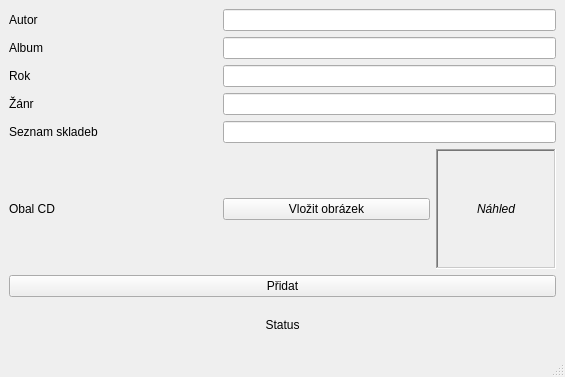
This is mainwindow.ui in Lolcoman/CD_records as Qt 5 draws it before an edit. The edited form follows.
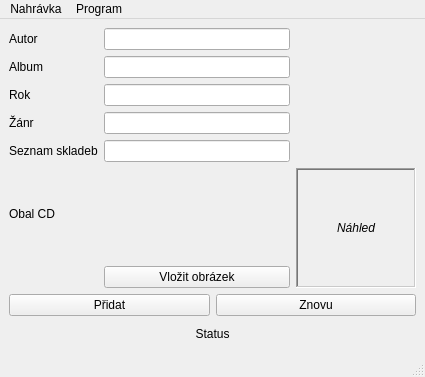
This is the edited form. Icons and pictures are not drawn.

```diff
--- a/mainwindow.ui
+++ b/mainwindow.ui
@@ -6,7 +6,7 @@
    <rect>
     <x>0</x>
     <y>0</y>
-    <width>565</width>
+    <width>425</width>
     <height>377</height>
    </rect>
   </property>
@@ -14,68 +14,42 @@
    <string>MainWindow</string>
   </property>
   <widget class="QWidget" name="centralwidget">
-   <layout class="QVBoxLayout" name="verticalLayout_2">
-    <item>
+   <layout class="QGridLayout" name="gridLayout_3">
+    <item row="0" column="0">
      <layout class="QVBoxLayout" name="verticalLayout">
       <item>
+       <layout class="QGridLayout" name="gridLayout_2">
+        <item row="0" column="0" colspan="2">
        <layout class="QGridLayout" name="gridLayout">
-        <item row="4" column="0">
-         <widget class="QLabel" name="label_5">
-          <property name="text">
-           <string>Seznam skladeb</string>
-          </property>
-         </widget>
-        </item>
-        <item row="5" column="0">
-         <widget class="QLabel" name="label_6">
-          <property name="text">
-           <string>Obal CD</string>
-          </property>
-         </widget>
-        </item>
-        <item row="3" column="1" colspan="2">
-         <widget class="QLineEdit" name="genreLineEdit"/>
-        </item>
-        <item row="3" column="0">
-         <widget class="QLabel" name="label_4">
-          <property name="text">
-           <string>Žánr</string>
-          </property>
-         </widget>
-        </item>
-        <item row="5" column="1">
-         <widget class="QPushButton" name="bookletButton">
-          <property name="text">
-           <string>Vložit obrázek</string>
-          </property>
-         </widget>
-        </item>
-        <item row="1" column="1" colspan="2">
-         <widget class="QLineEdit" name="albumLineEdit"/>
-        </item>
         <item row="0" column="0">
          <widget class="QLabel" name="label">
+            <property name="maximumSize">
+             <size>
+              <width>100</width>
+              <height>16777215</height>
+             </size>
+            </property>
           <property name="text">
            <string>Autor</string>
           </property>
          </widget>
         </item>
-        <item row="0" column="1" colspan="2">
-         <widget class="QLineEdit" name="autorLineEdit"/>
-        </item>
-        <item row="2" column="1" colspan="2">
-         <widget class="QLineEdit" name="yearLineEdit">
-          <property name="inputMethodHints">
-           <set>Qt::ImhNone</set>
+          <item row="0" column="1">
+           <widget class="QLineEdit" name="autorLineEdit">
+            <property name="maximumSize">
+             <size>
+              <width>250</width>
+              <height>16777215</height>
+             </size>
+            </property>
+            <property name="inputMask">
+             <string/>
           </property>
           <property name="maxLength">
            <number>4</number>
           </property>
          </widget>
         </item>
-        <item row="4" column="1" colspan="2">
-         <widget class="QLineEdit" name="playlistLineEdit"/>
-        </item>
         <item row="1" column="0">
          <widget class="QLabel" name="label_2">
           <property name="text">
@@ -83,6 +57,19 @@
           </property>
          </widget>
         </item>
+          <item row="1" column="1">
+           <widget class="QLineEdit" name="albumLineEdit">
+            <property name="maximumSize">
+             <size>
+              <width>250</width>
+              <height>16777215</height>
+             </size>
+            </property>
+            <property name="maxLength">
+             <number>50</number>
+            </property>
+           </widget>
+          </item>
         <item row="2" column="0">
          <widget class="QLabel" name="label_3">
           <property name="text">
@@ -90,7 +77,85 @@
           </property>
          </widget>
         </item>
-        <item row="5" column="2">
+          <item row="2" column="1">
+           <widget class="QLineEdit" name="yearLineEdit">
+            <property name="maximumSize">
+             <size>
+              <width>250</width>
+              <height>16777215</height>
+             </size>
+            </property>
+            <property name="toolTip">
+             <string>Musí být číslo</string>
+            </property>
+            <property name="inputMethodHints">
+             <set>Qt::ImhNone</set>
+            </property>
+            <property name="inputMask">
+             <string/>
+            </property>
+            <property name="text">
+             <string/>
+            </property>
+            <property name="maxLength">
+             <number>32767</number>
+            </property>
+            <property name="frame">
+             <bool>true</bool>
+            </property>
+            <property name="cursorPosition">
+             <number>0</number>
+            </property>
+           </widget>
+          </item>
+          <item row="3" column="0">
+           <widget class="QLabel" name="label_4">
+            <property name="text">
+             <string>Žánr</string>
+            </property>
+           </widget>
+          </item>
+          <item row="3" column="1">
+           <widget class="QLineEdit" name="genreLineEdit">
+            <property name="maximumSize">
+             <size>
+              <width>250</width>
+              <height>16777215</height>
+             </size>
+            </property>
+            <property name="maxLength">
+             <number>50</number>
+            </property>
+           </widget>
+          </item>
+          <item row="4" column="0">
+           <widget class="QLabel" name="label_5">
+            <property name="text">
+             <string>Seznam skladeb</string>
+            </property>
+           </widget>
+          </item>
+          <item row="4" column="1">
+           <widget class="QLineEdit" name="playlistLineEdit">
+            <property name="maximumSize">
+             <size>
+              <width>250</width>
+              <height>16777215</height>
+             </size>
+            </property>
+            <property name="maxLength">
+             <number>50</number>
+            </property>
+           </widget>
+          </item>
+          <item row="5" column="0">
+           <widget class="QLabel" name="label_6">
+            <property name="text">
+             <string>Obal CD</string>
+            </property>
+           </widget>
+          </item>
+          <item row="5" column="2" rowspan="2">
          <widget class="QLabel" name="bookletLabel">
           <property name="sizePolicy">
            <sizepolicy hsizetype="Minimum" vsizetype="Minimum">
@@ -136,14 +201,60 @@
           </property>
          </widget>
         </item>
-       </layout>
-      </item>
-      <item>
+          <item row="6" column="1">
+           <widget class="QPushButton" name="bookletButton">
+            <property name="minimumSize">
+             <size>
+              <width>0</width>
+              <height>0</height>
+             </size>
+            </property>
+            <property name="maximumSize">
+             <size>
+              <width>250</width>
+              <height>16777215</height>
+             </size>
+            </property>
+            <property name="text">
+             <string>Vložit obrázek</string>
+            </property>
+           </widget>
+          </item>
+         </layout>
+        </item>
+        <item row="1" column="0">
        <widget class="QPushButton" name="insertButton">
+          <property name="minimumSize">
+           <size>
+            <width>200</width>
+            <height>0</height>
+           </size>
+          </property>
+          <property name="maximumSize">
+           <size>
+            <width>250</width>
+            <height>16777215</height>
+           </size>
+          </property>
+          <property name="font">
+           <font>
+            <bold>false</bold>
+            <strikeout>false</strikeout>
+           </font>
+          </property>
         <property name="text">
          <string>Přidat</string>
         </property>
        </widget>
+        </item>
+        <item row="1" column="1">
+         <widget class="QPushButton" name="clearButton">
+          <property name="text">
+           <string>Znovu</string>
+          </property>
+         </widget>
+        </item>
+       </layout>
       </item>
       <item>
        <widget class="QLabel" name="statusLabel">
@@ -164,10 +275,26 @@
     <rect>
      <x>0</x>
      <y>0</y>
-     <width>565</width>
+     <width>425</width>
      <height>22</height>
     </rect>
    </property>
+   <widget class="QMenu" name="menuVyhled_v_n">
+    <property name="title">
+     <string>Nahrávka</string>
+    </property>
+    <addaction name="actionP_idat"/>
+    <addaction name="actionVyhledat"/>
+   </widget>
+   <widget class="QMenu" name="menuProgram">
+    <property name="title">
+     <string>Program</string>
+    </property>
+    <addaction name="actionO_aplikaci"/>
+    <addaction name="actionZav_it"/>
+   </widget>
+   <addaction name="menuVyhled_v_n"/>
+   <addaction name="menuProgram"/>
   </widget>
   <widget class="QStatusBar" name="statusbar"/>
  </widget>
```
Left out of the diff: 45 changed lines with no effect on the pictures. Lines whose indentation alone changed are shown as unchanged.
